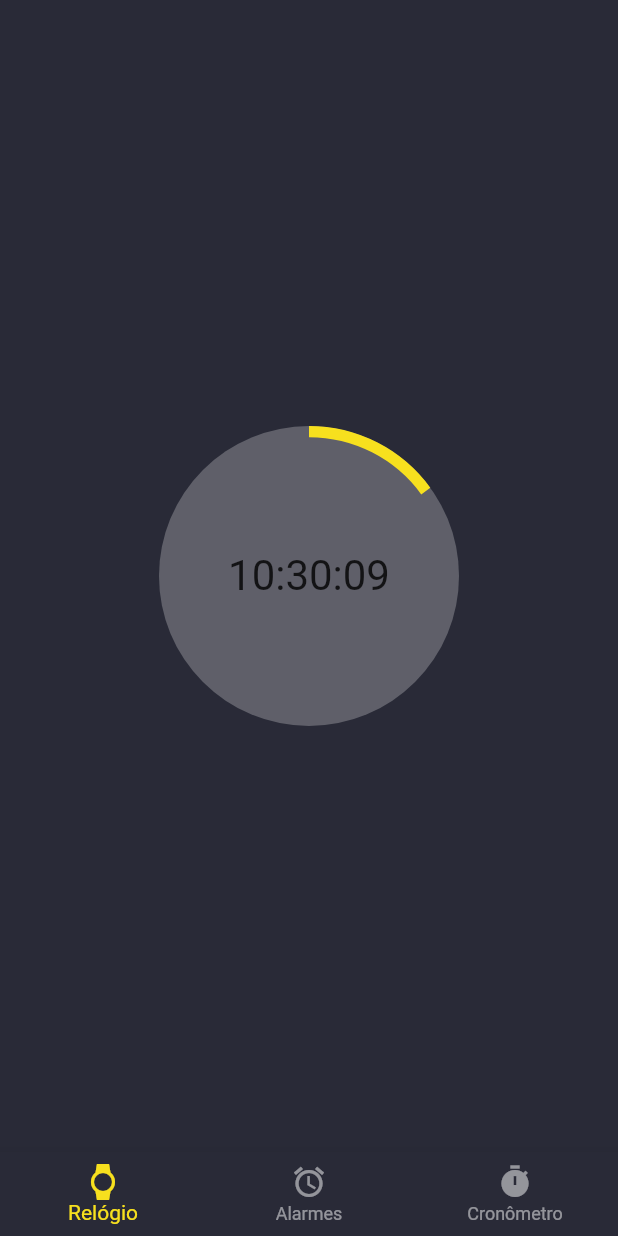
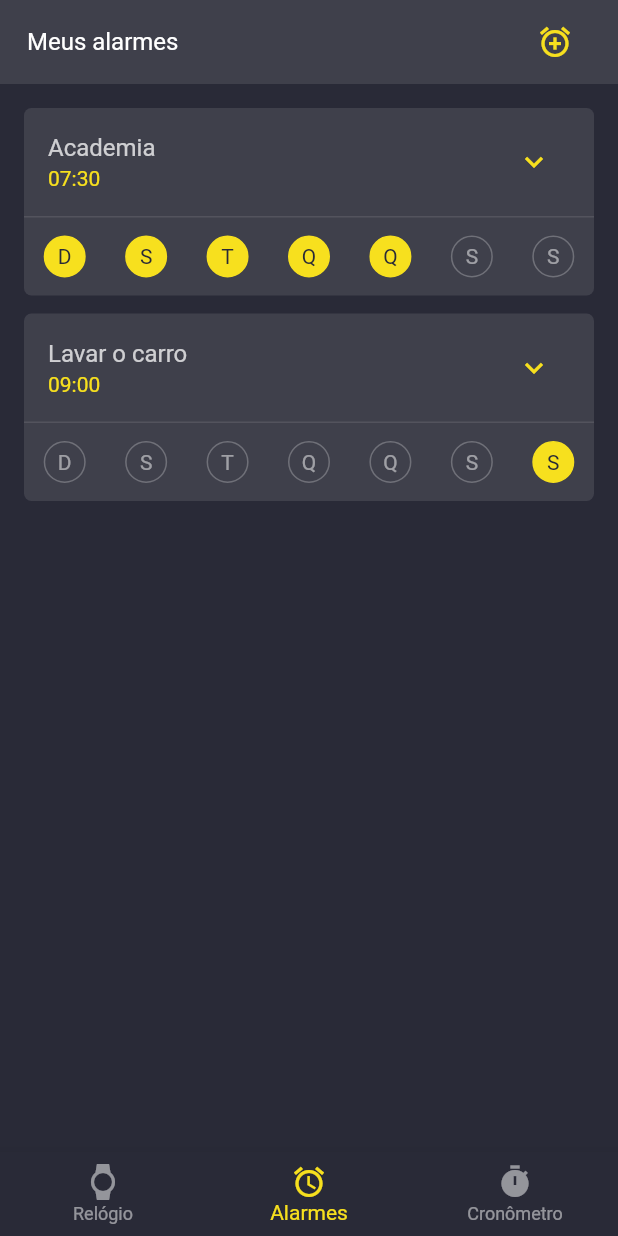
Before and after one commit to maykedesenvolvimento/the_best_clock, a Flutter app: the screen it shows after launch, item 2 of the bottom bar chosen, on a phone screen of 412 x 824 dp. Run offline on Flutter 3.47's test engine with Material 2 defaults, Android fonts, the phone set to English and light mode, and no system bars.

Commit message:
Clock Screen and Alarms Screen has been created

```diff
--- a/lib/app_colors.dart
+++ b/lib/app_colors.dart
@@ -1,6 +1,6 @@
 import 'package:flutter/material.dart';
 
 class AppColors {
-  static const Color yellow = Color(0xFFF7E01E);
-  static const Color dark = Color(0xFF292A37);
+  static const Color primary = Color(0xFFF7E01E);
+  static const Color secondary = Color(0xFF292A37);
 }
--- /dev/null
+++ b/lib/app_scroll_behavior.dart
@@ -0,0 +1,11 @@
+import 'package:flutter/gestures.dart';
+import 'package:flutter/material.dart';
+
+class AppScrollBehavior extends MaterialScrollBehavior {
+  @override
+  Set<PointerDeviceKind> get dragDevices => {
+        PointerDeviceKind.touch,
+        PointerDeviceKind.mouse,
+        PointerDeviceKind.trackpad,
+      };
+}
--- a/lib/home_screen.dart
+++ /dev/null
@@ -1,34 +0,0 @@
-import 'package:flutter/material.dart';
-import 'package:the_best_clock/app_colors.dart';
-import 'package:the_best_clock/clock_widget.dart';
-
-class HomeScreen extends StatelessWidget {
-  const HomeScreen({super.key});
-
-  @override
-  Widget build(BuildContext context) {
-    return Scaffold(
-      bottomNavigationBar: BottomNavigationBar(
-        backgroundColor: AppColors.dark,
-        selectedItemColor: AppColors.yellow,
-        unselectedItemColor: Colors.white.withOpacity(0.5),
-        items: const [
-          BottomNavigationBarItem(
-            icon: Icon(Icons.watch),
-            label: 'Relógio',
-          ),
-          BottomNavigationBarItem(
-            icon: Icon(Icons.alarm),
-            label: 'Alarmes',
-          ),
-          BottomNavigationBarItem(
-            icon: Icon(Icons.timer),
-            label: 'Cronômetro',
-          ),
-        ],
-      ),
-      backgroundColor: AppColors.dark,
-      body: const ClockScreen(),
-    );
-  }
-}
--- /dev/null
+++ b/lib/home_widget.dart
@@ -0,0 +1,69 @@
+import 'package:flutter/material.dart';
+import 'app_colors.dart';
+import 'app_scroll_behavior.dart';
+import 'views/clock.dart';
+import 'views/alarms_screen.dart';
+import 'views/timer.dart';
+
+class HomeWidget extends StatefulWidget {
+  const HomeWidget({super.key});
+
+  @override
+  State<HomeWidget> createState() => _HomeWidgetState();
+}
+
+class _HomeWidgetState extends State<HomeWidget> {
+  int _currentPage = 0;
+  void setCurrentPage(int index) => setState(() => _currentPage = index);
+
+  late final PageController _pageController = PageController(
+    initialPage: _currentPage,
+  );
+
+  changePage(int index) async {
+    await _pageController.animateToPage(
+      index,
+      duration: const Duration(milliseconds: 300),
+      curve: Curves.decelerate,
+    );
+    setCurrentPage(index);
+  }
+
+  @override
+  Widget build(BuildContext context) {
+    return Scaffold(
+      bottomNavigationBar: BottomNavigationBar(
+        currentIndex: _currentPage,
+        onTap: changePage,
+        backgroundColor: AppColors.secondary,
+        selectedItemColor: AppColors.primary,
+        unselectedItemColor: Colors.white.withOpacity(0.5),
+        items: const [
+          BottomNavigationBarItem(
+            icon: Icon(Icons.watch),
+            label: 'Relógio',
+          ),
+          BottomNavigationBarItem(
+            icon: Icon(Icons.alarm),
+            label: 'Alarmes',
+          ),
+          BottomNavigationBarItem(
+            icon: Icon(Icons.timer),
+            label: 'Cronômetro',
+          ),
+        ],
+      ),
+      backgroundColor: AppColors.secondary,
+      body: PageView(
+        controller: _pageController,
+        onPageChanged: setCurrentPage,
+        scrollBehavior: AppScrollBehavior(),
+        children: const [
+          ClockScreen(),
+          AlarmsScreen(),
+          TimerScreen(),
+        ],
+      ),
+    );
+  }
+}
--- a/lib/main.dart
+++ b/lib/main.dart
@@ -1,22 +1,28 @@
 import 'package:flutter/material.dart';
-import 'package:the_best_clock/home_screen.dart';
+import 'package:flutter/services.dart';
+import 'package:the_best_clock/app_colors.dart';
+import 'package:the_best_clock/home_widget.dart';
 
 void main() {
-  runApp(const TheBestClock());
+  runApp(const MyApp());
 }
 
-class TheBestClock extends StatelessWidget {
-  const TheBestClock({super.key});
+class MyApp extends StatelessWidget {
+  const MyApp({super.key});
 
   @override
   Widget build(BuildContext context) {
-    return MaterialApp(
-      title: 'Flutter Demo',
-      debugShowCheckedModeBanner: false,
-      theme: ThemeData(
-        primarySwatch: Colors.blue,
+    return AnnotatedRegion<SystemUiOverlayStyle>(
+      value: SystemUiOverlayStyle.light,
+      child: MaterialApp(
+        title: 'Flutter Demo',
+        debugShowCheckedModeBanner: false,
+        theme: ThemeData(
+          primaryColor: AppColors.primary,
+          secondaryHeaderColor: AppColors.secondary,
+        ),
+        home: const HomeWidget(),
       ),
-      home: const HomeScreen(),
     );
   }
 }
--- /dev/null
+++ b/lib/models/alarm.dart
@@ -0,0 +1,16 @@
+class Alarm {
+  final String name;
+  final int hour;
+  final int minute;
+  final List<bool> weekdays;
+
+  String get time =>
+      '${hour.toString().padLeft(2, '0')}:${minute.toString().padLeft(2, '0')}';
+
+  Alarm({
+    required this.name,
+    required this.hour,
+    required this.minute,
+    required this.weekdays,
+  });
+}
--- /dev/null
+++ b/lib/views/alarm_tile.dart
@@ -0,0 +1,138 @@
+import 'package:flutter/material.dart';
+import 'package:the_best_clock/models/alarm.dart';
+import '../app_colors.dart';
+
+class AlarmTile extends StatelessWidget {
+  final Alarm alarm;
+  final bool isExpanded;
+  final VoidCallback onExpand;
+  final Function(Alarm) onUpdated;
+  final VoidCallback onDeleted;
+
+  AlarmTile({
+    super.key,
+    required this.alarm,
+    required this.isExpanded,
+    required this.onExpand,
+    required this.onUpdated,
+    required this.onDeleted,
+  });
+
+  final List<String> initialsOfDays = ['D', 'S', 'T', 'Q', 'Q', 'S', 'S'];
+
+  void toggleDay(int index) {
+    alarm.weekdays[index] = !alarm.weekdays[index];
+    onUpdated(alarm);
+  }
+
+  @override
+  Widget build(BuildContext context) {
+    return Padding(
+      padding: const EdgeInsets.only(bottom: 12),
+      child: Container(
+        decoration: BoxDecoration(
+          color: Colors.white.withOpacity(0.1),
+          borderRadius: BorderRadius.circular(5),
+        ),
+        child: Column(
+          children: [
+            ListTile(
+              title: Text(
+                alarm.name,
+                style: TextStyle(
+                  color: Colors.white.withOpacity(0.75),
+                  fontSize: 16,
+                ),
+              ),
+              subtitle: Text(
+                alarm.time,
+                style: const TextStyle(
+                  color: AppColors.primary,
+                ),
+              ),
+              trailing: IconButton(
+                color: AppColors.primary,
+                icon: Icon(isExpanded ? Icons.chevron_left : Icons.expand_more),
+                onPressed: onExpand,
+              ),
+            ),
+            Container(
+              height: 1,
+              color: Colors.white.withOpacity(0.1),
+            ),
+            Row(
+              mainAxisAlignment: MainAxisAlignment.spaceEvenly,
+              children: List.generate(7, (index) {
+                final dayEnabled = alarm.weekdays[index];
+
+                return Expanded(
+                  child: InkWell(
+                    radius: 14,
+                    onTap: () => toggleDay(index),
+                    child: Container(
+                      margin: const EdgeInsets.symmetric(vertical: 12),
+                      height: 28,
+                      decoration: BoxDecoration(
+                        shape: BoxShape.circle,
+                        color:
+                            dayEnabled ? AppColors.primary : Colors.transparent,
+                        border: Border.all(
+                          color: dayEnabled
+                              ? AppColors.primary
+                              : Colors.white.withOpacity(0.25),
+                        ),
+                      ),
+                      alignment: Alignment.center,
+                      child: Text(
+                        initialsOfDays[index],
+                        style: TextStyle(
+                          color: dayEnabled
+                              ? AppColors.secondary
+                              : Colors.white.withOpacity(0.5),
+                        ),
+                      ),
+                    ),
+                  ),
+                );
+              }),
+            ),
+            if (isExpanded)
+              Container(
+                height: 1,
+                color: Colors.white.withOpacity(0.1),
+              ),
+            if (isExpanded)
+              Row(
+                mainAxisAlignment: MainAxisAlignment.spaceEvenly,
+                children: [
+                  TextButton(
+                    onPressed: () {},
+                    child: Text(
+                      'Editar',
+                      style: TextStyle(
+                        color: Colors.white.withOpacity(0.75),
+                      ),
+                    ),
+                  ),
+                  Container(
+                    width: 1,
+                    height: 40,
+                    color: Colors.white.withOpacity(0.1),
+                  ),
+                  TextButton(
+                    onPressed: onDeleted,
+                    child: Text(
+                      'Excluir',
+                      style: TextStyle(
+                        color: Colors.white.withOpacity(0.75),
+                      ),
+                    ),
+                  ),
+                ],
+              ),
+          ],
+        ),
+      ),
+    );
+  }
+}
--- /dev/null
+++ b/lib/views/alarms_screen.dart
@@ -0,0 +1,91 @@
+import 'package:flutter/material.dart';
+import 'package:the_best_clock/app_colors.dart';
+import 'package:the_best_clock/models/alarm.dart';
+import 'package:the_best_clock/views/alarm_tile.dart';
+
+class AlarmsScreen extends StatefulWidget {
+  const AlarmsScreen({super.key});
+
+  @override
+  State<AlarmsScreen> createState() => _AlarmsScreenState();
+}
+
+class _AlarmsScreenState extends State<AlarmsScreen> {
+  int alarmExpanded = -1;
+
+  final List<Alarm> _alarms = [
+    Alarm(
+      name: 'Academia',
+      hour: 7,
+      minute: 30,
+      weekdays: [true, true, true, true, true, false, false],
+    ),
+    Alarm(
+      name: 'Lavar o carro',
+      hour: 9,
+      minute: 0,
+      weekdays: [false, false, false, false, false, false, true],
+    ),
+  ];
+
+  @override
+  Widget build(BuildContext context) {
+    return Column(
+      children: [
+        ListTile(
+          tileColor: Colors.white.withOpacity(0.1),
+          contentPadding: const EdgeInsets.symmetric(horizontal: 18),
+          title: const Text(
+            'Meus alarmes',
+            style: TextStyle(
+              color: Colors.white,
+            ),
+          ),
+          trailing: IconButton(
+            color: AppColors.primary,
+            icon: const Icon(Icons.alarm_add),
+            onPressed: () {
+              setState(() {
+                _alarms.add(
+                  Alarm(
+                    name: 'Novo alarme',
+                    hour: 0,
+                    minute: 0,
+                    weekdays: [false, false, false, false, false, false, false],
+                  ),
+                );
+              });
+            },
+          ),
+        ),
+        Expanded(
+          child: ListView(
+            padding: const EdgeInsets.all(16),
+            children: _alarms.map((alarm) {
+              final index = _alarms.indexOf(alarm);
+              return AlarmTile(
+                alarm: alarm,
+                isExpanded: index == alarmExpanded,
+                onExpand: () {
+                  setState(() {
+                    alarmExpanded = alarmExpanded == index ? -1 : index;
+                  });
+                },
+                onUpdated: (alarm) {
+                  setState(() {
+                    _alarms[index] = alarm;
+                  });
+                },
+                onDeleted: () {
+                  setState(() {
+                    _alarms.removeAt(index);
+                  });
+                },
+              );
+            }).toList(),
+          ),
+        ),
+      ],
+    );
+  }
+}
--- a/lib/clock_widget.dart
+++ b/lib/views/clock.dart
@@ -29,8 +29,7 @@ class _ClockScreenState extends State<ClockScreen> {
     minute = now.minute;
     second = now.second;
 
-    while (true) {
-      await Future.delayed(const Duration(seconds: 1), () {
+    while (mounted) {
       setState(() {
         second++;
         if (second == 60) {
@@ -45,7 +44,7 @@ class _ClockScreenState extends State<ClockScreen> {
           }
         }
       });
-      });
+      await Future.delayed(const Duration(seconds: 1));
     }
   }
 
@@ -77,7 +76,7 @@ class _ClockScreenState extends State<ClockScreen> {
             child: CircularProgressIndicator(
               value: second / 60,
               strokeWidth: _strokeWidth,
-              color: AppColors.yellow,
+              color: AppColors.primary,
             ),
           ),
         ],
--- /dev/null
+++ b/lib/views/timer.dart
@@ -0,0 +1,19 @@
+import 'package:flutter/material.dart';
+import '../app_colors.dart';
+
+class TimerScreen extends StatelessWidget {
+  const TimerScreen({super.key});
+
+  @override
+  Widget build(BuildContext context) {
+    return const Center(
+      child: Text(
+        'Tela de cronômetro',
+        style: TextStyle(
+          fontSize: 20,
+          color: AppColors.primary,
+        ),
+      ),
+    );
+  }
+}
```
Lines whose indentation alone changed are shown as unchanged.
